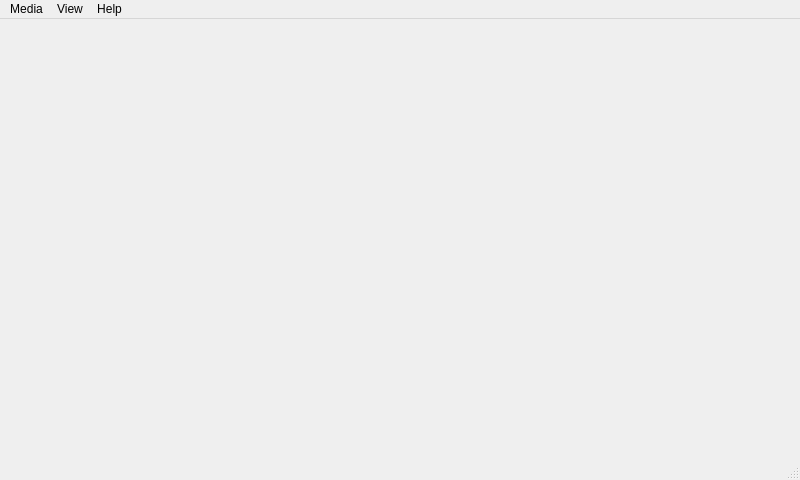
Above: src/mainwindow.ui from StevenHuang2020/VideoPlayer before the change. Below: the same form after it.
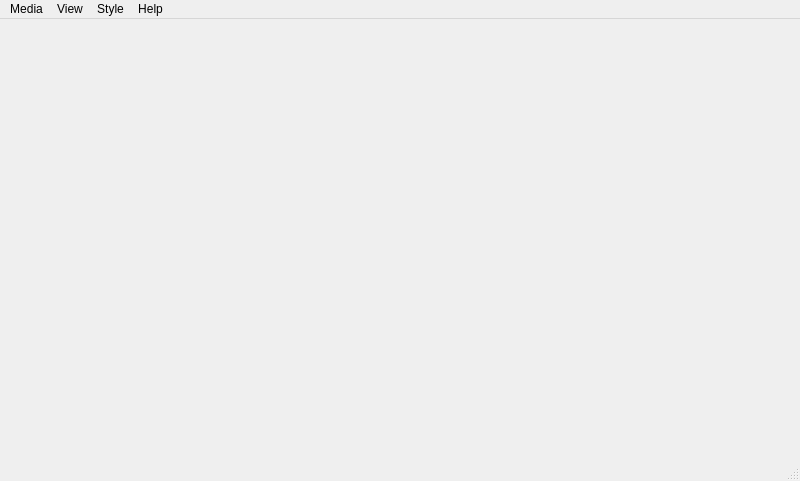
That is the form after the change.

```diff
--- a/src/mainwindow.ui
+++ b/src/mainwindow.ui
@@ -13,7 +13,7 @@
     <x>0</x>
     <y>0</y>
     <width>800</width>
-    <height>480</height>
+    <height>481</height>
    </rect>
   </property>
   <property name="sizePolicy">
@@ -117,8 +117,14 @@
     </property>
     <addaction name="actionAbout"/>
    </widget>
+   <widget class="QMenu" name="menuStyle">
+    <property name="title">
+     <string>Style</string>
+    </property>
+   </widget>
    <addaction name="menuMedia"/>
    <addaction name="menuView"/>
+   <addaction name="menuStyle"/>
    <addaction name="menuHelp"/>
   </widget>
   <widget class="QStatusBar" name="statusbar">
```
Left out of the diff: 18 changed lines with no effect on the pictures.
